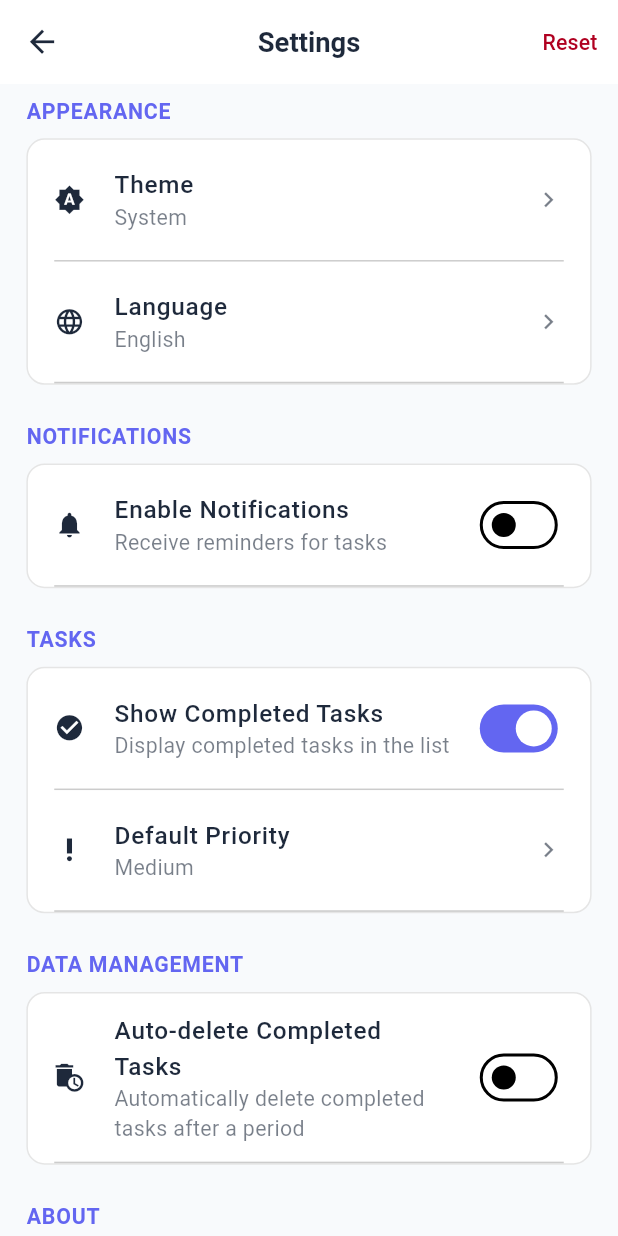
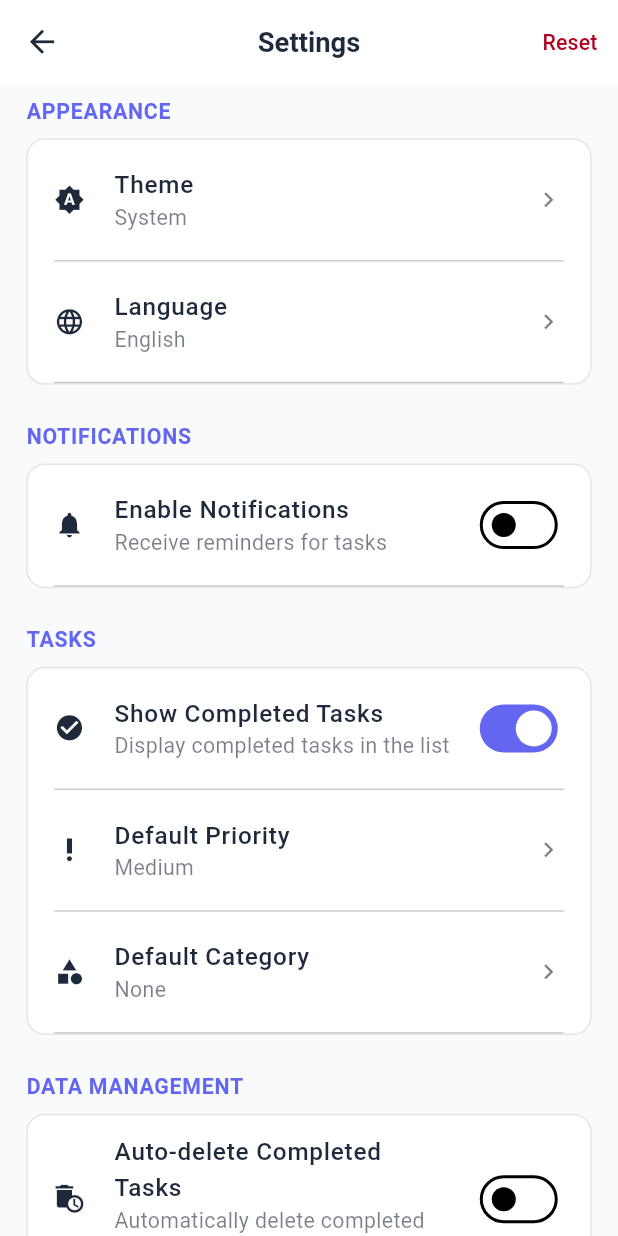
Before and after one commit to ahmadhabibshovo/work_manager, a Flutter app: the SettingsScreen screen opened directly, after a tap on "Enable Notifications", on a phone screen of 412 x 824 dp. Run offline on Flutter 3.47's test engine with Material 3 defaults, Android fonts, the phone set to English and light mode, and no system bars; our stand-ins replace flutter_screenutil, hive, hive_flutter, image_picker, shared_preferences; accounts and stored records are empty.

Commit message:
feat: Integrate PreferencesService for user preferences management in settings

```diff
--- a/lib/core/services/service_locator.dart
+++ b/lib/core/services/service_locator.dart
@@ -1,14 +1,17 @@
 import 'package:hive_flutter/hive_flutter.dart';
+import 'package:shared_preferences/shared_preferences.dart';
 import '../../features/categories/data/models/category.dart';
 import '../../features/categories/data/repositories/category_repository.dart';
 import '../../features/task_management/data/models/priority.dart';
 import '../../features/task_management/data/models/task.dart';
 import '../../features/task_management/data/models/task_attachment.dart';
 import '../../features/task_management/data/repositories/task_repository.dart';
+import '../../features/settings/data/services/preferences_service.dart';
 
 class ServiceLocator {
   static CategoryRepository? _categoryRepository;
   static TaskRepository? _taskRepository;
+  static PreferencesService? _preferencesService;
 
   static Future<void> initialize() async {
     await Hive.initFlutter();
@@ -24,6 +27,9 @@ class ServiceLocator {
 
     _taskRepository = TaskRepositoryImpl();
     await _taskRepository!.initialize();
+
+    final prefs = await SharedPreferences.getInstance();
+    _preferencesService = PreferencesServiceImpl(prefs);
   }
 
   static Future<CategoryRepository> getCategoryRepository() async {
@@ -43,4 +49,13 @@ class ServiceLocator {
     await initialize();
     return _taskRepository!;
   }
+
+  static Future<PreferencesService> getPreferencesService() async {
+    if (_preferencesService != null) {
+      return _preferencesService!;
+    }
+
+    await initialize();
+    return _preferencesService!;
+  }
 }
--- a/lib/features/settings/data/models/user_preferences.dart
+++ b/lib/features/settings/data/models/user_preferences.dart
@@ -66,6 +66,7 @@ class UserPreferences {
   final bool enableVibration;
   final bool showCompletedTasks;
   final int defaultTaskPriority;
+  final String? defaultCategoryId;
   final bool autoDeleteCompletedTasks;
   final int autoDeleteAfterDays;
 
@@ -77,6 +78,7 @@ class UserPreferences {
     this.enableVibration = true,
     this.showCompletedTasks = true,
     this.defaultTaskPriority = 2, // Medium priority
+    this.defaultCategoryId,
     this.autoDeleteCompletedTasks = false,
     this.autoDeleteAfterDays = 30,
   });
@@ -89,6 +91,7 @@ class UserPreferences {
     bool? enableVibration,
     bool? showCompletedTasks,
     int? defaultTaskPriority,
+    String? defaultCategoryId,
     bool? autoDeleteCompletedTasks,
     int? autoDeleteAfterDays,
   }) {
@@ -100,6 +103,7 @@ class UserPreferences {
       enableVibration: enableVibration ?? this.enableVibration,
       showCompletedTasks: showCompletedTasks ?? this.showCompletedTasks,
       defaultTaskPriority: defaultTaskPriority ?? this.defaultTaskPriority,
+      defaultCategoryId: defaultCategoryId ?? this.defaultCategoryId,
       autoDeleteCompletedTasks: autoDeleteCompletedTasks ?? this.autoDeleteCompletedTasks,
       autoDeleteAfterDays: autoDeleteAfterDays ?? this.autoDeleteAfterDays,
     );
@@ -114,6 +118,7 @@ class UserPreferences {
       'enableVibration': enableVibration,
       'showCompletedTasks': showCompletedTasks,
       'defaultTaskPriority': defaultTaskPriority,
+      'defaultCategoryId': defaultCategoryId,
       'autoDeleteCompletedTasks': autoDeleteCompletedTasks,
       'autoDeleteAfterDays': autoDeleteAfterDays,
     };
@@ -134,6 +139,7 @@ class UserPreferences {
       enableVibration: json['enableVibration'] ?? true,
       showCompletedTasks: json['showCompletedTasks'] ?? true,
       defaultTaskPriority: json['defaultTaskPriority'] ?? 2,
+      defaultCategoryId: json['defaultCategoryId'],
       autoDeleteCompletedTasks: json['autoDeleteCompletedTasks'] ?? false,
       autoDeleteAfterDays: json['autoDeleteAfterDays'] ?? 30,
     );
@@ -156,6 +162,7 @@ class UserPreferences {
         other.enableVibration == enableVibration &&
         other.showCompletedTasks == showCompletedTasks &&
         other.defaultTaskPriority == defaultTaskPriority &&
+        other.defaultCategoryId == defaultCategoryId &&
         other.autoDeleteCompletedTasks == autoDeleteCompletedTasks &&
         other.autoDeleteAfterDays == autoDeleteAfterDays;
   }
@@ -169,6 +176,7 @@ class UserPreferences {
         enableVibration.hashCode ^
         showCompletedTasks.hashCode ^
         defaultTaskPriority.hashCode ^
+        defaultCategoryId.hashCode ^
         autoDeleteCompletedTasks.hashCode ^
         autoDeleteAfterDays.hashCode;
   }
--- a/lib/features/settings/presentation/screens/settings_screen.dart
+++ b/lib/features/settings/presentation/screens/settings_screen.dart
@@ -1,6 +1,7 @@
 import 'package:flutter/material.dart';
 import 'package:flutter_screenutil/flutter_screenutil.dart';
 import '../../data/models/user_preferences.dart';
+import '../../../../core/services/service_locator.dart';
 import '../widgets/settings_tile.dart';
 
 class SettingsScreen extends StatefulWidget {
@@ -11,11 +12,48 @@ class SettingsScreen extends StatefulWidget {
 }
 
 class _SettingsScreenState extends State<SettingsScreen> {
-  // Mock preferences for now - will be replaced with actual service
   UserPreferences _preferences = const UserPreferences();
+  bool _isLoading = true;
+
+  @override
+  void initState() {
+    super.initState();
+    _loadPreferences();
+  }
+
+  Future<void> _loadPreferences() async {
+    try {
+      final service = await ServiceLocator.getPreferencesService();
+      final preferences = await service.getUserPreferences();
+      if (mounted) {
+        setState(() {
+          _preferences = preferences;
+          _isLoading = false;
+        });
+      }
+    } catch (e) {
+      if (mounted) {
+        setState(() => _isLoading = false);
+        ScaffoldMessenger.of(context).showSnackBar(
+          SnackBar(content: Text('Failed to load preferences: $e')),
+        );
+      }
+    }
+  }
 
   @override
   Widget build(BuildContext context) {
+    if (_isLoading) {
+      return Scaffold(
+        appBar: AppBar(
+          title: const Text('Settings'),
+        ),
+        body: const Center(
+          child: CircularProgressIndicator(),
+        ),
+      );
+    }
+
     return Scaffold(
       appBar: AppBar(
         title: const Text('Settings'),
@@ -130,6 +168,15 @@ class _SettingsScreenState extends State<SettingsScreen> {
                 ),
                 onTap: _showPriorityDialog,
               ),
+              SettingsTile(
+                title: 'Default Category',
+                subtitle: _getCategoryDisplayName(_preferences.defaultCategoryId),
+                leading: Icon(
+                  Icons.category,
+                  size: 20.sp,
+                ),
+                onTap: _showCategoryDialog,
+              ),
             ],
           ),
 
@@ -197,11 +244,21 @@ class _SettingsScreenState extends State<SettingsScreen> {
     );
   }
 
-  void _updatePreferences(UserPreferences newPreferences) {
+  void _updatePreferences(UserPreferences newPreferences) async {
     setState(() {
       _preferences = newPreferences;
     });
-    // TODO: Save to persistent storage
+
+    try {
+      final service = await ServiceLocator.getPreferencesService();
+      await service.saveUserPreferences(newPreferences);
+    } catch (e) {
+      if (mounted) {
+        ScaffoldMessenger.of(context).showSnackBar(
+          SnackBar(content: Text('Failed to save preferences: $e')),
+        );
+      }
+    }
   }
 
   void _showThemeDialog() {
@@ -307,6 +364,76 @@ class _SettingsScreenState extends State<SettingsScreen> {
     );
   }
 
+  void _showCategoryDialog() {
+    showDialog(
+      context: context,
+      builder: (context) => AlertDialog(
+        title: const Text('Default Category'),
+        content: SizedBox(
+          width: double.maxFinite,
+          child: ListView(
+            shrinkWrap: true,
+            children: [
+              RadioListTile<String?>(
+                title: const Text('None'),
+                value: null,
+                groupValue: _preferences.defaultCategoryId,
+                onChanged: (value) {
+                  _updatePreferences(_preferences.copyWith(defaultCategoryId: value));
+                  Navigator.of(context).pop();
+                },
+              ),
+              RadioListTile<String>(
+                title: const Text('Work'),
+                value: '1',
+                groupValue: _preferences.defaultCategoryId,
+                onChanged: (value) {
+                  if (value != null) {
+                    _updatePreferences(_preferences.copyWith(defaultCategoryId: value));
+                    Navigator.of(context).pop();
+                  }
+                },
+              ),
+              RadioListTile<String>(
+                title: const Text('Personal'),
+                value: '2',
+                groupValue: _preferences.defaultCategoryId,
+                onChanged: (value) {
+                  if (value != null) {
+                    _updatePreferences(_preferences.copyWith(defaultCategoryId: value));
+                    Navigator.of(context).pop();
+                  }
+                },
+              ),
+              RadioListTile<String>(
+                title: const Text('Health'),
+                value: '3',
+                groupValue: _preferences.defaultCategoryId,
+                onChanged: (value) {
+                  if (value != null) {
+                    _updatePreferences(_preferences.copyWith(defaultCategoryId: value));
+                    Navigator.of(context).pop();
+                  }
+                },
+              ),
+              RadioListTile<String>(
+                title: const Text('Education'),
+                value: '4',
+                groupValue: _preferences.defaultCategoryId,
+                onChanged: (value) {
+                  if (value != null) {
+                    _updatePreferences(_preferences.copyWith(defaultCategoryId: value));
+                    Navigator.of(context).pop();
+                  }
+                },
+              ),
+            ],
+          ),
+        ),
+      ),
+    );
+  }
+
   void _resetToDefaults() {
     showDialog(
       context: context,
@@ -319,9 +446,21 @@ class _SettingsScreenState extends State<SettingsScreen> {
             child: const Text('Cancel'),
           ),
           TextButton(
-            onPressed: () {
-              _updatePreferences(const UserPreferences());
-              Navigator.of(context).pop();
+            onPressed: () async {
+              try {
+                final service = await ServiceLocator.getPreferencesService();
+                await service.resetToDefaults();
+                await _loadPreferences();
+                if (mounted) {
+                  Navigator.of(context).pop();
+                }
+              } catch (e) {
+                if (mounted) {
+                  ScaffoldMessenger.of(context).showSnackBar(
+                    SnackBar(content: Text('Failed to reset preferences: $e')),
+                  );
+                }
+              }
             },
             style: TextButton.styleFrom(
               foregroundColor: Theme.of(context).colorScheme.error,
@@ -359,4 +498,25 @@ class _SettingsScreenState extends State<SettingsScreen> {
         return 'Medium';
     }
   }
+
+  String _getCategoryDisplayName(String? categoryId) {
+    if (categoryId == null) {
+      return 'None';
+    }
+
+    // For now, return a generic name. In a real app, you'd look up the category name
+    // from the category repository using the categoryId
+    switch (categoryId) {
+      case '1':
+        return 'Work';
+      case '2':
+        return 'Personal';
+      case '3':
+        return 'Health';
+      case '4':
+        return 'Education';
+      default:
+        return 'Custom Category';
+    }
+  }
 }
```
